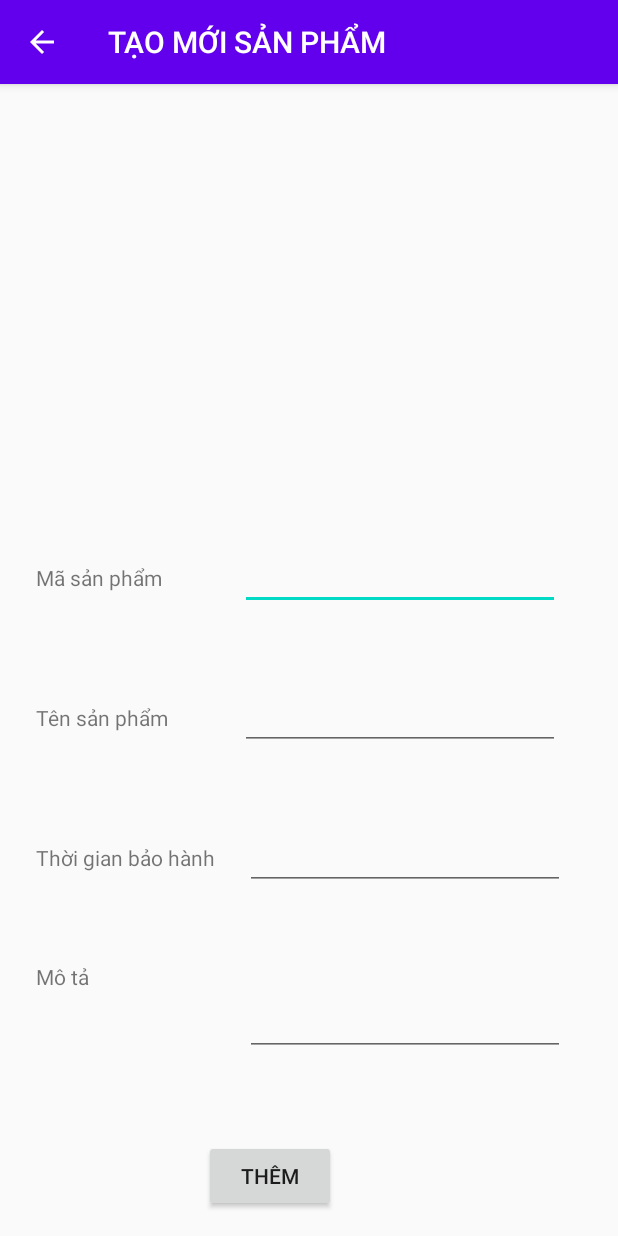
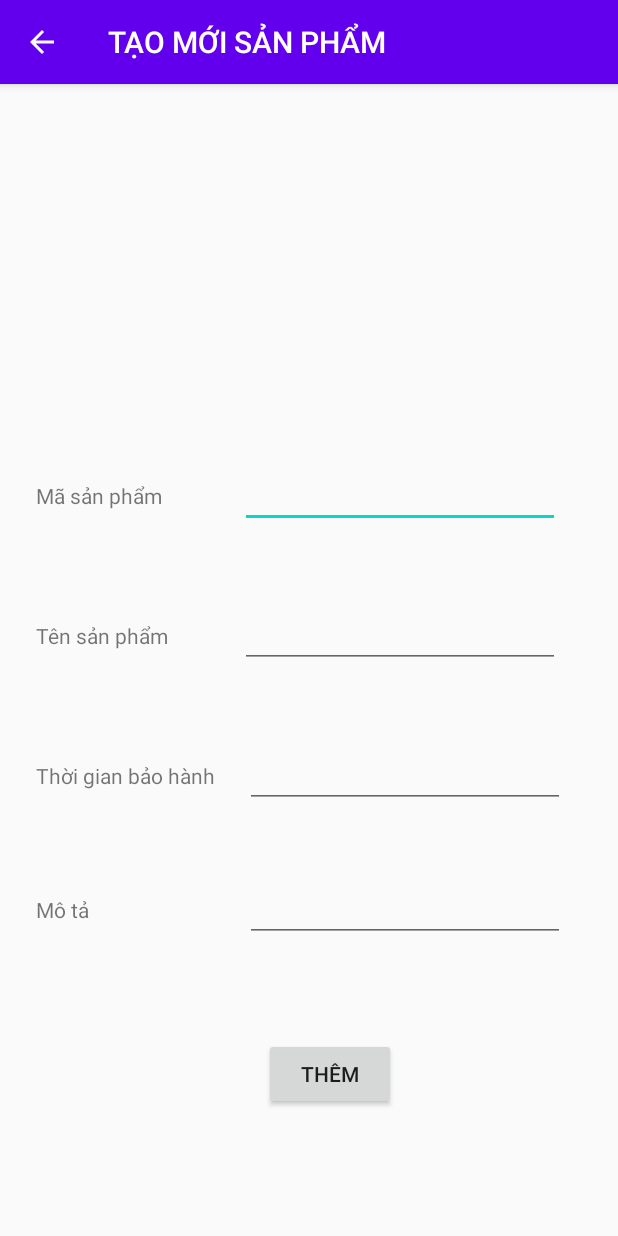
Before and after one commit to quan200699/Android_StorageManagement, an Android app: the AddProductActivity screen opened directly, with no data from a screen before it, on a phone screen of 412 x 824 dp. Run offline under Robolectric (Android 15) with nearby library versions, the phone set to English and light mode, and no system bars.

Commit message:
fix add product layout

```diff
--- a/app/src/main/res/layout/activity_add_product.xml
+++ b/app/src/main/res/layout/activity_add_product.xml
@@ -10,9 +10,9 @@
         android:id="@+id/buttonSave"
         android:layout_width="wrap_content"
         android:layout_height="wrap_content"
-        android:layout_marginEnd="188dp"
-        android:layout_marginRight="188dp"
-        android:layout_marginBottom="16dp"
+        android:layout_marginEnd="148dp"
+        android:layout_marginRight="148dp"
+        android:layout_marginBottom="84dp"
         android:text="@string/add"
         app:layout_constraintBottom_toBottomOf="parent"
         app:layout_constraintEnd_toEndOf="parent" />
@@ -59,14 +59,9 @@
         android:layout_height="wrap_content"
         android:layout_marginStart="104dp"
         android:layout_marginLeft="104dp"
-        android:layout_marginBottom="56dp"
+        android:layout_marginBottom="64dp"
         android:ems="10"
-        android:gravity="top|left"
-        android:inputType="textMultiLine"
-        android:lines="4"
-        android:maxLines="6"
-        android:minLines="2"
-        android:scrollbars="vertical"
+        android:inputType="textPersonName"
         app:layout_constraintBottom_toTopOf="@+id/buttonSave"
         app:layout_constraintStart_toEndOf="@+id/textView6"
         tools:ignore="RtlHardcoded" />
@@ -107,8 +102,7 @@
         android:layout_height="wrap_content"
         android:layout_marginStart="24dp"
         android:layout_marginLeft="24dp"
-        android:layout_marginTop="60dp"
         android:text="@string/product_description"
-        app:layout_constraintStart_toStartOf="parent"
-        app:layout_constraintTop_toBottomOf="@+id/textView5" />
+        app:layout_constraintBaseline_toBaselineOf="@+id/editTextProductDescription"
+        app:layout_constraintStart_toStartOf="parent" />
 </androidx.constraintlayout.widget.ConstraintLayout>
```
